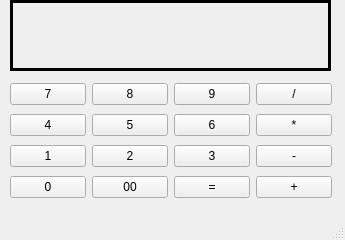
First picture: the form in mainwindow.ui, repository Muzhik75/calc, before the edit.
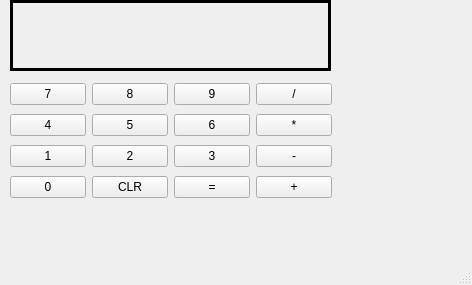
Second picture: the form after the edit.

What changed in the file:
```diff
--- a/mainwindow.ui
+++ b/mainwindow.ui
@@ -6,8 +6,8 @@
    <rect>
     <x>0</x>
     <y>0</y>
-    <width>345</width>
-    <height>240</height>
+    <width>472</width>
+    <height>285</height>
    </rect>
   </property>
   <property name="sizePolicy">
@@ -184,7 +184,7 @@
        <item>
         <widget class="QPushButton" name="pb_00">
          <property name="text">
-          <string>00</string>
+          <string>CLR</string>
          </property>
         </widget>
        </item>
```
